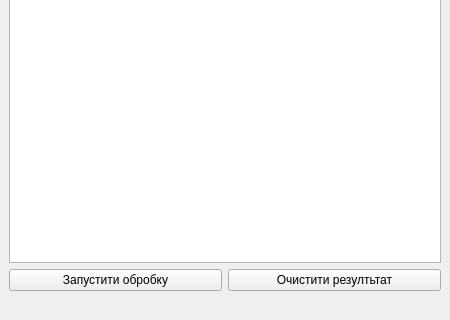
Qt form lab7/ui/task1_interface.ui (Ihor-Mykytiuk/university-projects) before a commit; both pictures show x 0 to 450 and y 380 to 700 of the 450 by 700 pixel window.
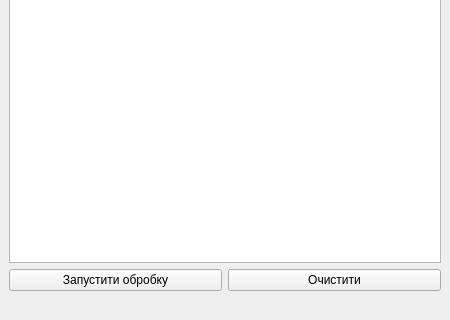
The same form after that commit.

The edit to the form file:
```diff
--- a/lab7/ui/task1_interface.ui
+++ b/lab7/ui/task1_interface.ui
@@ -107,7 +107,7 @@
       <item>
        <widget class="QPushButton" name="pushButton_clear_results">
         <property name="text">
-         <string>Очистити резултьтат</string>
+         <string>Очистити</string>
         </property>
        </widget>
       </item>
```
